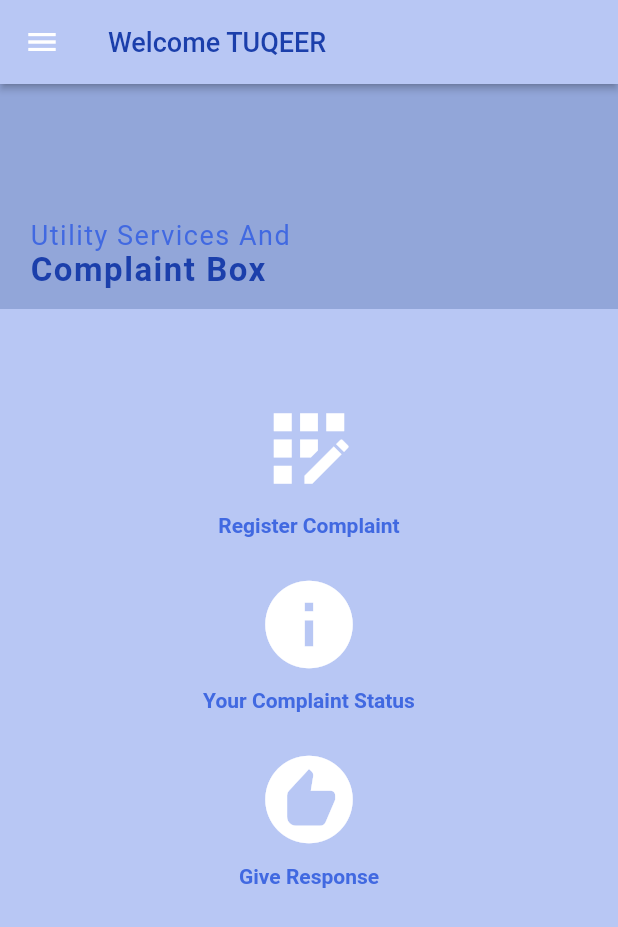
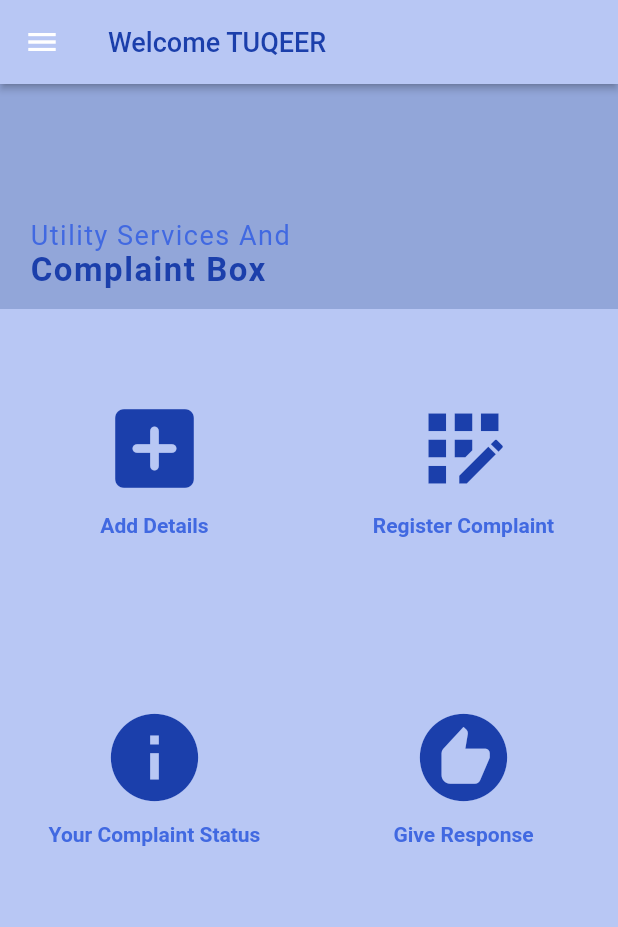
Before and after one commit to Tuqeer-meer-code/flutter_copied, a Flutter app: the mainScreen screen opened by its route, on a phone screen of 412 x 824 dp. Shown: the top 927 px of the screen. Run offline on Flutter 3.47's test engine with Material 2 defaults, Android fonts, the phone set to English and light mode, and no system bars.

Commit message:
grid view

```diff
--- a/lib/api/api.dart
+++ b/lib/api/api.dart
@@ -1,5 +1,5 @@
 class Api{
-  static const  String api= "http://192.168.0.110";
+  static const  String api= "http://192.168.2.162";
   static const  String login_API="$api/dashboard/myfolder/login.php";
   static const  String signup_API="$api/dashboard/myfolder/register.php";
 }
--- a/lib/screens/mainscreen.dart
+++ b/lib/screens/mainscreen.dart
@@ -68,30 +68,44 @@ class _mainScreenState extends State<mainScreen> {
             right: 0,
             child: Container(
               height: 400,
-              child: SingleChildScrollView(
-                child: Column(
-                  crossAxisAlignment: CrossAxisAlignment.center,
-                  children: [
+              child: GridView.custom(
+                gridDelegate: SliverGridDelegateWithFixedCrossAxisCount(crossAxisCount: 2),
+                childrenDelegate: SliverChildListDelegate(
+                  [
+                    Column(children: [
                       IconButton(
+                          icon: Icon(Icons.add_box_rounded),
+                          color: plte.activateColor,
+                          iconSize: 70,
+                          splashColor: plte.btnColor,
+                          onPressed: () {}),
+                      Text(
+                        "Add Details",
+                        style: TextStyle(
+
+                            color: plte.textColor, fontWeight: FontWeight.bold),
+                      )
+
+                    ],),
+                    Column(children: [     IconButton(
 
                         icon: Icon(Icons.app_registration),
-                        color: Colors.white,
+                        color: plte.activateColor,
                         iconSize: 70,
                         splashColor: plte.btnColor,
                         onPressed: () {
                           Navigator.pushNamed(context, MyRoutes.ComplainButtonsChoice);
+
                         }),
                       Text(
                         "Register Complaint",
                         style: TextStyle(
                             color: plte.textColor, fontWeight: FontWeight.bold),
                       ),
-                    SizedBox(
-                      height: 15,
-                    ),
-                    IconButton(
+                    ],),
+                    Column(children: [ IconButton(
                         icon: Icon(Icons.info),
-                        color: Colors.white,
+                        color: plte.activateColor,
                         iconSize: 70,
                         splashColor: plte.btnColor,
                         onPressed: () {}),
@@ -100,10 +114,11 @@ class _mainScreenState extends State<mainScreen> {
                         style: TextStyle(
                             color: plte.textColor, fontWeight: FontWeight.bold),
                       ),
-                    SizedBox(height: 15,),
-                    IconButton(
+
+                    ],),
+                    Column(children: [ IconButton(
                         icon: Icon(Icons.recommend),
-                        color: Colors.white,
+                        color: plte.activateColor,
                         iconSize: 70,
                         splashColor: plte.btnColor,
                         onPressed: () {}),
@@ -112,10 +127,13 @@ class _mainScreenState extends State<mainScreen> {
                         style: TextStyle(
 
                             color: plte.textColor, fontWeight: FontWeight.bold),
-                    ),
+                      )
+
+                    ],),
+
                   ],
                 ),
-              ),
+              )
             ),
           )
         ],
```
Also changed, not shown: lib/Logins/login.dart (+4 -9 lines), lib/Logins/signup.dart (+0 -8 lines), lib/db/loginDB.dart (deleted, +0 -29 lines), lib/db/signUpDb.dart (deleted, +0 -33 lines). Lines whose indentation alone changed are shown as unchanged.
